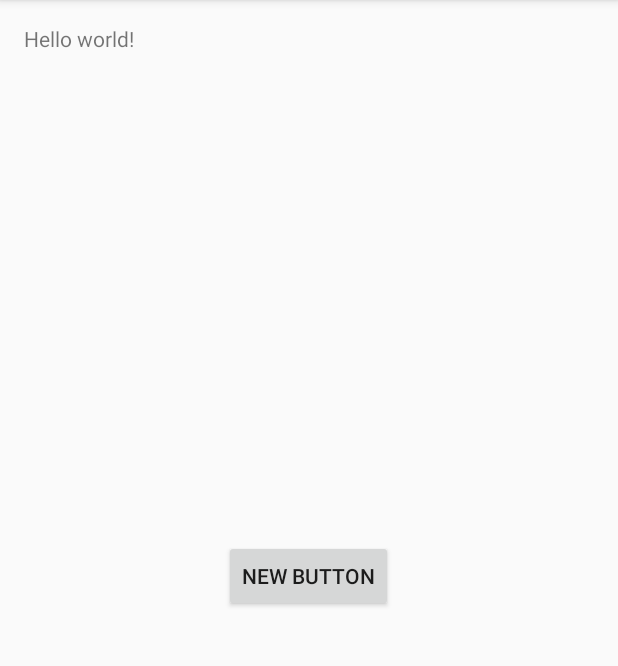
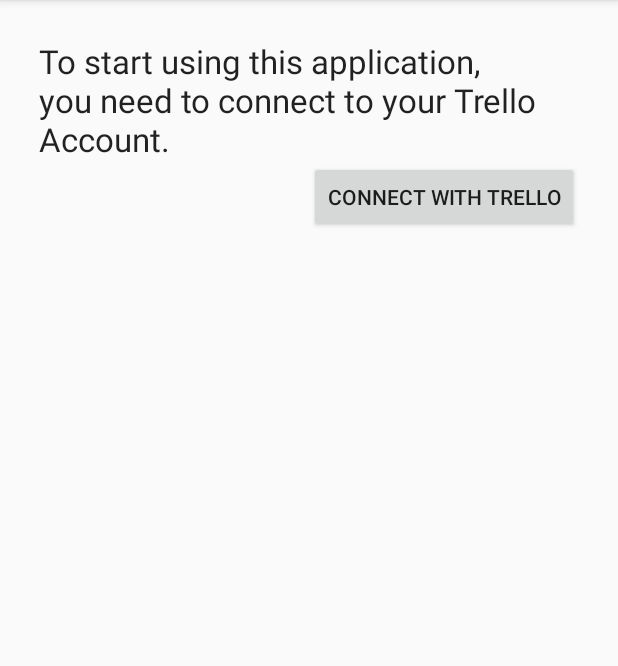
Before and after one commit to jonatantierno/trellotimer, an Android app: the screen it shows after launch (MainActivity), on a phone screen of 412 x 824 dp, the part 84-750 px from its top. Run offline under Robolectric (Android 15) with nearby library versions, the phone set to English and light mode, and no system bars; libraries missing offline, so code that uses them is left out: com.google.api.client, com.wuman.android, retrofit.client; 4 statements that could not run were skipped.

Commit message:
List selection finished

```diff
--- a/app/src/main/java/com/jonatantierno/trellotimer/Item.java
+++ b/app/src/main/java/com/jonatantierno/trellotimer/Item.java
@@ -7,9 +7,11 @@ package com.jonatantierno.trellotimer;
 public class Item {
     public final String id;
     public final String name;
+    public boolean selected;
 
     public Item(String id, String name) {
         this.id = id;
         this.name = name;
+        selected = false;
     }
 }
--- a/app/src/main/java/com/jonatantierno/trellotimer/SelectBoardActivity.java
+++ b/app/src/main/java/com/jonatantierno/trellotimer/SelectBoardActivity.java
@@ -27,5 +27,6 @@ public class SelectBoardActivity extends ConfigActivity<Item>  {
         store.saveBoard(list.get(position));
 
         startActivity(new Intent(this,SelectListsActivity.class));
+        finish();
     }
 }
--- a/app/src/main/java/com/jonatantierno/trellotimer/StatusStore.java
+++ b/app/src/main/java/com/jonatantierno/trellotimer/StatusStore.java
@@ -47,4 +47,37 @@ public class StatusStore {
         prefs.edit().putString(LIST_ID +type.name(), list.id).commit();
         prefs.edit().putString(LIST_NAME + type.name(), list.name).commit();
     }
+
+    public boolean userFinishedConfig() {
+        if (!userConfiguredBoard()){
+            return false;
+        }
+        for(int i = 0; i< ListType.values().length; i++){
+            if (!userConfiguredList(ListType.values()[i])){
+                return false;
+            }
+        }
+        return true;
+    }
+
+    private boolean userConfiguredList(ListType listType) {
+        ListType type = listType;
+        if (prefs.getString(LIST_NAME+type.name(),null) == null) {
+            return false;
+        }
+        if (prefs.getString(LIST_ID+type.name(),null) == null) {
+            return false;
+        }
+        return true;
+    }
+
+    private boolean userConfiguredBoard() {
+        if (prefs.getString(BOARD_ID,null) == null) {
+            return false;
+        }
+        if (prefs.getString(BOARD_NAME,null) == null) {
+            return false;
+        }
+        return true;
+    }
 }
--- a/app/src/main/res/layout/activity_main.xml
+++ b/app/src/main/res/layout/activity_main.xml
@@ -5,16 +5,18 @@
     android:paddingTop="@dimen/activity_vertical_margin"
     android:paddingBottom="@dimen/activity_vertical_margin" tools:context=".MainActivity">
 
-    <TextView android:text="@string/hello_world" android:layout_width="wrap_content"
+    <TextView android:text="@string/Intro" android:layout_width="wrap_content"
+        android:textAppearance="?android:attr/textAppearanceLarge"
         android:id="@+id/textview"
         android:layout_height="wrap_content" />
 
     <Button
         android:layout_width="wrap_content"
         android:layout_height="wrap_content"
-        android:text="New Button"
+        android:text="@string/connect"
         android:id="@+id/button"
-        android:layout_centerVertical="true"
-        android:layout_centerHorizontal="true" />
+        android:layout_below="@+id/textview"
+        android:layout_alignParentRight="true"
+        android:layout_alignParentEnd="true" />
 
 </RelativeLayout>
--- a/app/src/main/res/layout/activity_selectlist.xml
+++ b/app/src/main/res/layout/activity_selectlist.xml
@@ -38,7 +38,7 @@
                 android:text="@string/todo"/>
 
             <EditText
-                android:layout_width="wrap_content"
+                android:layout_width="match_parent"
                 android:layout_height="wrap_content"
                 android:editable="false"
                 android:id="@+id/list_todoEditText" />
@@ -60,7 +60,7 @@
                 android:text="@string/doing"/>
 
             <EditText
-                android:layout_width="wrap_content"
+                android:layout_width="match_parent"
                 android:layout_height="wrap_content"
                 android:editable="false"
                 android:id="@+id/list_doingEditText" />
@@ -82,7 +82,7 @@
                 android:text="@string/done"/>
 
             <EditText
-                android:layout_width="wrap_content"
+                android:layout_width="match_parent"
                 android:layout_height="wrap_content"
                 android:editable="false"
                 android:id="@+id/list_doneEditText" />
--- a/app/src/main/res/values/colors.xml
+++ b/app/src/main/res/values/colors.xml
@@ -3,5 +3,6 @@
     <color name="text_current">#5555ff</color>
     <color name="text_correct">#111111</color>
     <color name="text_pending">#AAAAAA</color>
-    <color name="background_selectedList">#CCCCCC</color>
+    <color name="background_selected">#DDDDDD</color>
+    <color name="background_notSelected">#FFFFFF</color>
 </resources>
--- a/app/src/main/res/values/dimens.xml
+++ b/app/src/main/res/values/dimens.xml
@@ -1,5 +1,5 @@
 <resources>
     <!-- Default screen margins, per the Android Design guidelines. -->
-    <dimen name="activity_horizontal_margin">16dp</dimen>
-    <dimen name="activity_vertical_margin">16dp</dimen>
+    <dimen name="activity_horizontal_margin">26dp</dimen>
+    <dimen name="activity_vertical_margin">26dp</dimen>
 </resources>
--- a/app/src/main/res/values/strings.xml
+++ b/app/src/main/res/values/strings.xml
@@ -7,14 +7,18 @@
     <string name="select_board">Select the board than contains your tasks</string>
     <string name="select_lists">Select three lists that contain your tasks:</string>
     <string name="continue_">Continue</string>
+    <string name="trello_error">Error conneting to Trello.</string>
     <string name="connection_error">There was a problem connecting with the server. Please make sure your Internet Connection is working properly.</string>
     <string name="finish">Finish</string>
     <string name="todo">TODO</string>
-    <string name="doing">DONE</string>
-    <string name="done">DOING</string>
+    <string name="doing">DOING</string>
+    <string name="done">DONE</string>
     <string name="title_activity_tasks">TasksActivityActivity</string>
 
     <string name="title_section1">Section 1</string>
     <string name="title_section2">Section 2</string>
     <string name="title_section3">Section 3</string>
+    <string name="connect">Connect with Trello</string>
+    <string name="connecting">Connecting with Trello...</string>
+    <string name="Intro">To start using this application, you need to connect to your Trello Account.</string>
 </resources>
```
Also changed, not shown: app/src/main/java/com/jonatantierno/trellotimer/MainActivity.java (+23 -20 lines), app/src/main/java/com/jonatantierno/trellotimer/SelectListsActivity.java (+111 -22 lines), app/src/main/java/com/jonatantierno/trellotimer/TTAdapter.java (+13 -9 lines), 3 other files.
